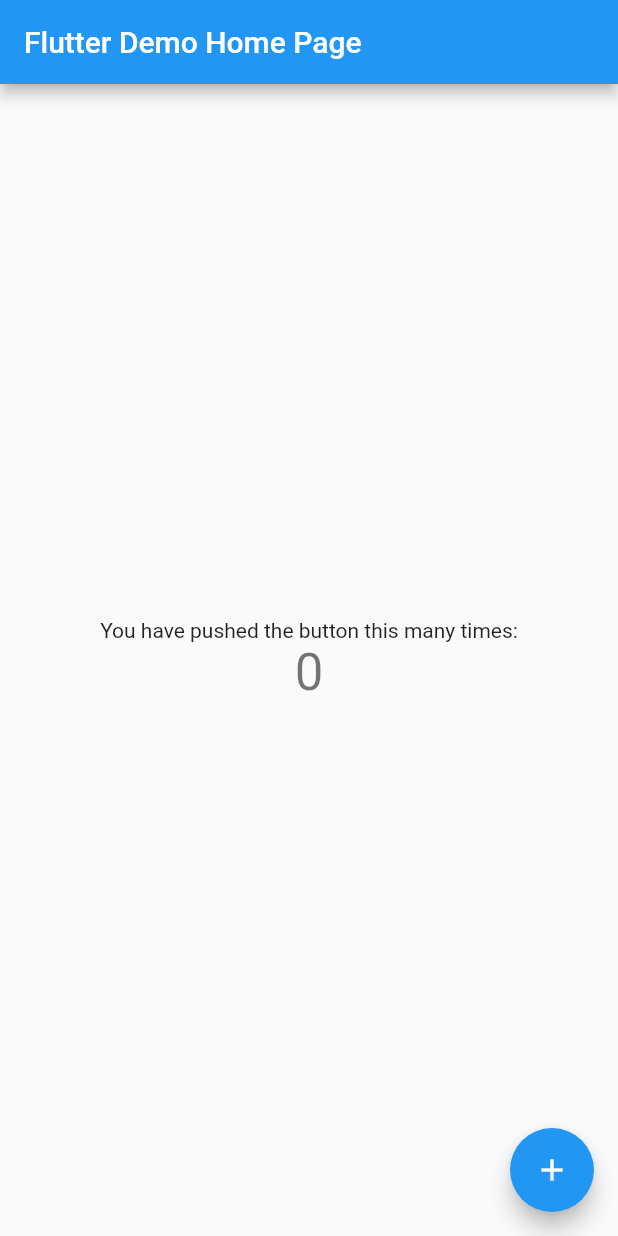
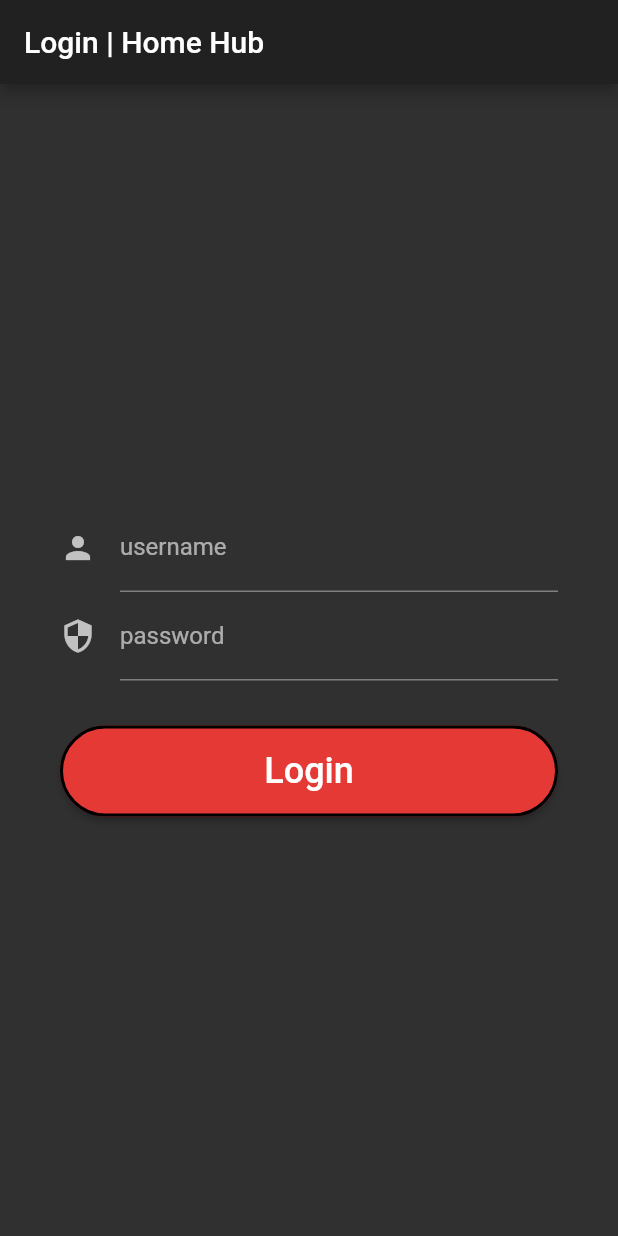
Before and after one commit to rakib06/simple_flutter_token_login_rest_api, a Flutter app: the screen it shows after launch, on a phone screen of 412 x 824 dp. Run offline on Flutter 3.47's test engine with Material 2 defaults, Android fonts, the phone set to English and light mode, and no system bars; our stand-ins replace bloc, equatable, flutter_bloc, sqflite; accounts and stored records are empty.

Commit message:
simple login with rest api done

```diff
--- /dev/null
+++ b/lib/bloc/authentication_event.dart
@@ -0,0 +1,24 @@
+part of 'authentication_bloc.dart';
+
+abstract class AuthenticationEvent extends Equatable {
+  const AuthenticationEvent();
+
+  @override
+  List<Object> get props => [];
+}
+
+class AppStarted extends AuthenticationEvent {}
+
+class LoggedIn extends AuthenticationEvent {
+  final User user;
+
+  const LoggedIn({@required this.user});
+
+  @override
+  List<Object> get props => [user];
+
+  @override
+  String toString() => 'LoggedIn { user: $user.username.toString() }';
+}
+
+class LoggedOut extends AuthenticationEvent {}
--- /dev/null
+++ b/lib/bloc/authentication_state.dart
@@ -0,0 +1,17 @@
+part of 'authentication_bloc.dart';
+
+
+abstract class AuthenticationState extends Equatable{
+
+  @override
+  List<Object> get props => [];
+
+}
+
+class AuthenticationUnintialized extends AuthenticationState{}
+
+class AuthenticationAuthenticated extends AuthenticationState{}
+
+class AuthenticationUnauthenticated extends AuthenticationState {}
+
+class AuthenticationLoading extends AuthenticationState {}
--- /dev/null
+++ b/lib/common/common.dart
@@ -0,0 +1 @@
+export './loading_indicator.dart';
--- /dev/null
+++ b/lib/login/bloc/login_bloc.dart
@@ -0,0 +1,45 @@
+import 'dart:async';
+
+import 'package:bloc/bloc.dart';
+import 'package:exam_player/bloc/authentication_bloc.dart';
+import 'package:exam_player/repository/user_repository.dart';
+import 'package:meta/meta.dart';
+import 'package:equatable/equatable.dart';
+
+part 'login_event.dart';
+part 'login_states.dart';
+
+class LoginBloc extends Bloc<LoginEvent, LoginState> {
+  final UserRepository userRepository;
+  final AuthenticationBloc authenticationBloc;
+
+  LoginBloc({
+    @required this.userRepository,
+    @required this.authenticationBloc,
+  })  : assert(userRepository != null),
+        assert(authenticationBloc != null);
+
+  @override
+  LoginState get initialState => LoginInitial();
+
+  @override
+  Stream<LoginState> mapEventToState(
+    LoginEvent event,
+  ) async* {
+    if (event is LoginButtonPressed) {
+      yield LoginInitial();
+
+      try {
+        final user = await userRepository.authenticate(
+          username: event.username,
+          password: event.password,
+        );
+
+        authenticationBloc.add(LoggedIn(user: user));
+        yield LoginInitial();
+      } catch (error) {
+        yield LoginFaliure(error: error.toString());
+      }
+    }
+  }
+}
--- /dev/null
+++ b/lib/login/bloc/login_event.dart
@@ -0,0 +1,19 @@
+part of 'login_bloc.dart';
+
+abstract class LoginEvent extends Equatable {
+  const LoginEvent();
+}
+
+class LoginButtonPressed extends LoginEvent {
+  final String username;
+  final String password;
+
+  const LoginButtonPressed({@required this.username, @required this.password});
+
+  @override
+  List<Object> get props => [username, password];
+
+  @override
+  String toString() =>
+      'LoginButtonPressed { username: $username, password: $password }';
+}
--- /dev/null
+++ b/lib/login/bloc/login_states.dart
@@ -0,0 +1,24 @@
+part of 'login_bloc.dart';
+
+abstract class LoginState extends Equatable {
+  const LoginState();
+
+  @override
+  List<Object> get props => [];
+}
+
+class LoginInitial extends LoginState {}
+
+class LoginLoading extends LoginState {}
+
+class LoginFaliure extends LoginState {
+  final String error;
+
+  const LoginFaliure({@required this.error});
+
+  @override
+  List<Object> get props => [error];
+
+  @override
+  String toString() => ' LoginFaliure { error: $error }';
+}
--- /dev/null
+++ b/lib/login/login_form.dart
@@ -0,0 +1,91 @@
+import 'package:flutter/material.dart';
+import 'package:flutter_bloc/flutter_bloc.dart';
+import 'package:exam_player/login/bloc/login_bloc.dart';
+
+class LoginForm extends StatefulWidget {
+  @override
+  State<LoginForm> createState() => _LoginFormState();
+}
+
+class _LoginFormState extends State<LoginForm> {
+  final _usernameController = TextEditingController();
+  final _passwordController = TextEditingController();
+
+  @override
+  Widget build(BuildContext context) {
+    _onLoginButtonPressed() {
+      BlocProvider.of<LoginBloc>(context).add(LoginButtonPressed(
+        username: _usernameController.text,
+        password: _passwordController.text,
+      ));
+    }
+
+    return BlocListener<LoginBloc, LoginState>(
+      listener: (context, state) {
+        if (state is LoginFaliure) {
+          Scaffold.of(context).showSnackBar(SnackBar(
+            content: Text('${state.error}'),
+            backgroundColor: Colors.red,
+          ));
+        }
+      },
+      child: BlocBuilder<LoginBloc, LoginState>(
+        builder: (context, state) {
+          return Container(
+            child: Form(
+              child: Padding(
+                padding: EdgeInsets.all(40.0),
+                child: Column(
+                  mainAxisAlignment: MainAxisAlignment.center,
+                  crossAxisAlignment: CrossAxisAlignment.center,
+                  children: <Widget>[
+                    TextFormField(
+                      decoration: InputDecoration(
+                          labelText: 'username', icon: Icon(Icons.person)),
+                      controller: _usernameController,
+                    ),
+                    TextFormField(
+                      decoration: InputDecoration(
+                          labelText: 'password', icon: Icon(Icons.security)),
+                      controller: _passwordController,
+                      obscureText: true,
+                    ),
+                    Container(
+                      width: MediaQuery.of(context).size.width * 0.85,
+                      height: MediaQuery.of(context).size.width * 0.22,
+                      child: Padding(
+                        padding: EdgeInsets.only(top: 30.0),
+                        child: RaisedButton(
+                          onPressed: state is! LoginLoading
+                              ? _onLoginButtonPressed
+                              : null,
+                          child: Text(
+                            'Login',
+                            style: TextStyle(
+                              fontSize: 24.0,
+                            ),
+                          ),
+                          shape: StadiumBorder(
+                            side: BorderSide(
+                              color: Colors.black,
+                              width: 2,
+                            ),
+                          ),
+                        ),
+                      ),
+                    ),
+                    Container(
+                      child: state is LoginLoading
+                          ? CircularProgressIndicator()
+                          : null,
+                    ),
+                  ],
+                ),
+              ),
+            ),
+          );
+        },
+      ),
+    );
+  }
+}
--- /dev/null
+++ b/lib/login/login_page.dart
@@ -0,0 +1,34 @@
+import 'package:flutter/material.dart';
+
+import 'package:flutter_bloc/flutter_bloc.dart';
+import 'package:exam_player/repository/user_repository.dart';
+
+import 'package:exam_player/bloc/authentication_bloc.dart';
+import 'package:exam_player/login/bloc/login_bloc.dart';
+import 'package:exam_player/login/login_form.dart';
+
+class LoginPage extends StatelessWidget {
+  final UserRepository userRepository;
+
+  LoginPage({Key key, @required this.userRepository})
+      : assert(userRepository != null),
+        super(key: key);
+
+  @override
+  Widget build(BuildContext context) {
+    return Scaffold(
+      appBar: AppBar(
+        title: Text('Login | Home Hub'),
+      ),
+      body: BlocProvider(
+        create: (context) {
+          return LoginBloc(
+            authenticationBloc: BlocProvider.of<AuthenticationBloc>(context),
+            userRepository: userRepository,
+          );
+        },
+        child: LoginForm(),
+      ),
+    );
+  }
+}
--- a/lib/main.dart
+++ b/lib/main.dart
@@ -1,117 +1,77 @@
 import 'package:flutter/material.dart';
 
-void main() {
-  runApp(MyApp());
+import 'package:bloc/bloc.dart';
+import 'package:flutter_bloc/flutter_bloc.dart';
+import 'package:exam_player/repository/user_repository.dart';
+
+import 'package:exam_player/bloc/authentication_bloc.dart';
+import 'package:exam_player/splash/splash.dart';
+import 'package:exam_player/login/login_page.dart';
+import 'package:exam_player/home/home_page.dart';
+import 'package:exam_player/common/common.dart';
+
+class SimpleBlocDelegate extends BlocDelegate {
+  @override
+  void onEvent(Bloc bloc, Object event) {
+    super.onEvent(bloc, event);
+    print(event);
+  }
+
+  @override
+  void onTransition(Bloc bloc, Transition transition) {
+    super.onTransition(bloc, transition);
+    print(transition);
+  }
+
+  @override
+  void onError(Bloc bloc, Object error, StackTrace stacktrace) {
+    super.onError(bloc, error, stacktrace);
+  }
 }
 
-class MyApp extends StatelessWidget {
-  // This widget is the root of your application.
+void main() {
+  BlocSupervisor.delegate = SimpleBlocDelegate();
+  final userRepository = UserRepository();
+
+  runApp(BlocProvider<AuthenticationBloc>(
+    create: (context) {
+      return AuthenticationBloc(userRepository: userRepository)
+        ..add(AppStarted());
+    },
+    child: App(userRepository: userRepository),
+  ));
+}
+
+class App extends StatelessWidget {
+  final UserRepository userRepository;
+
+  App({Key key, @required this.userRepository}) : super(key: key);
+
   @override
   Widget build(BuildContext context) {
     return MaterialApp(
-      title: 'Flutter Demo',
       theme: ThemeData(
-        // This is the theme of your application.
-        //
-        // Try running your application with "flutter run". You'll see the
-        // application has a blue toolbar. Then, without quitting the app, try
-        // changing the primarySwatch below to Colors.green and then invoke
-        // "hot reload" (press "r" in the console where you ran "flutter run",
-        // or simply save your changes to "hot reload" in a Flutter IDE).
-        // Notice that the counter didn't reset back to zero; the application
-        // is not restarted.
-        primarySwatch: Colors.blue,
-        // This makes the visual density adapt to the platform that you run
-        // the app on. For desktop platforms, the controls will be smaller and
-        // closer together (more dense) than on mobile platforms.
-        visualDensity: VisualDensity.adaptivePlatformDensity,
+        primarySwatch: Colors.red,
+        brightness: Brightness.dark,
       ),
-      home: MyHomePage(title: 'Flutter Demo Home Page'),
+      home: BlocBuilder<AuthenticationBloc, AuthenticationState>(
+        builder: (context, state) {
+          if (state is AuthenticationUnintialized) {
+            return SplashPage();
+          }
+          if (state is AuthenticationAuthenticated) {
+            return HomePage();
+          }
+          if (state is AuthenticationUnauthenticated) {
+            return LoginPage(
+              userRepository: userRepository,
+            );
+          }
+          if (state is AuthenticationLoading) {
+            return LoadingIndicator();
+          }
+        },
+      ),
     );
   }
 }
-
-class MyHomePage extends StatefulWidget {
-  MyHomePage({Key key, this.title}) : super(key: key);
-
-  // This widget is the home page of your application. It is stateful, meaning
-  // that it has a State object (defined below) that contains fields that affect
-  // how it looks.
-
-  // This class is the configuration for the state. It holds the values (in this
-  // case the title) provided by the parent (in this case the App widget) and
-  // used by the build method of the State. Fields in a Widget subclass are
-  // always marked "final".
-
-  final String title;
-
-  @override
-  _MyHomePageState createState() => _MyHomePageState();
-}
-
-class _MyHomePageState extends State<MyHomePage> {
-  int _counter = 0;
-
-  void _incrementCounter() {
-    setState(() {
-      // This call to setState tells the Flutter framework that something has
-      // changed in this State, which causes it to rerun the build method below
-      // so that the display can reflect the updated values. If we changed
-      // _counter without calling setState(), then the build method would not be
-      // called again, and so nothing would appear to happen.
-      _counter++;
-    });
-  }
-
-  @override
-  Widget build(BuildContext context) {
-    // This method is rerun every time setState is called, for instance as done
-    // by the _incrementCounter method above.
-    //
-    // The Flutter framework has been optimized to make rerunning build methods
-    // fast, so that you can just rebuild anything that needs updating rather
-    // than having to individually change instances of widgets.
-    return Scaffold(
-      appBar: AppBar(
-        // Here we take the value from the MyHomePage object that was created by
-        // the App.build method, and use it to set our appbar title.
-        title: Text(widget.title),
-      ),
-      body: Center(
-        // Center is a layout widget. It takes a single child and positions it
-        // in the middle of the parent.
-        child: Column(
-          // Column is also a layout widget. It takes a list of children and
-          // arranges them vertically. By default, it sizes itself to fit its
-          // children horizontally, and tries to be as tall as its parent.
-          //
-          // Invoke "debug painting" (press "p" in the console, choose the
-          // "Toggle Debug Paint" action from the Flutter Inspector in Android
-          // Studio, or the "Toggle Debug Paint" command in Visual Studio Code)
-          // to see the wireframe for each widget.
-          //
-          // Column has various properties to control how it sizes itself and
-          // how it positions its children. Here we use mainAxisAlignment to
-          // center the children vertically; the main axis here is the vertical
-          // axis because Columns are vertical (the cross axis would be
-          // horizontal).
-          mainAxisAlignment: MainAxisAlignment.center,
-          children: <Widget>[
-            Text(
-              'You have pushed the button this many times:',
-            ),
-            Text(
-              '$_counter',
-              style: Theme.of(context).textTheme.headline4,
-            ),
-          ],
-        ),
-      ),
-      floatingActionButton: FloatingActionButton(
-        onPressed: _incrementCounter,
-        tooltip: 'Increment',
-        child: Icon(Icons.add),
-      ), // This trailing comma makes auto-formatting nicer for build methods.
-    );
-  }
-}
--- /dev/null
+++ b/lib/repository/user_repository.dart
@@ -0,0 +1,38 @@
+import 'dart:async';
+import 'package:exam_player/model/user_model.dart';
+import 'package:meta/meta.dart';
+import 'package:exam_player/model/api_model.dart';
+import 'package:exam_player/api_connection/api_connection.dart';
+import 'package:exam_player/dao/user_dao.dart';
+
+class UserRepository {
+  final userDao = UserDao();
+
+  Future<User> authenticate({
+    @required String username,
+    @required String password,
+  }) async {
+    UserLogin userLogin = UserLogin(username: username, password: password);
+    Token token = await getToken(userLogin);
+    User user = User(
+      id: 0,
+      username: username,
+      token: token.token,
+    );
+    return user;
+  }
+
+  Future<void> persistToken({@required User user}) async {
+    // write token with the user to the database
+    await userDao.createUser(user);
+  }
+
+  Future<void> deleteToken({@required int id}) async {
+    await userDao.deleteUser(id);
+  }
+
+  Future<bool> hasToken() async {
+    bool result = await userDao.checkUser(0);
+    return result;
+  }
+}
--- /dev/null
+++ b/lib/splash/splash.dart
@@ -0,0 +1 @@
+export 'splash_page.dart';
```
Also changed, not shown: lib/api_connection/api_connection.dart (+9 -3 lines), lib/bloc/authentication_bloc.dart (added, +52 -0 lines), lib/common/loading_indicator.dart (added, +8 -0 lines), lib/dao/user_dao.dart (added, +34 -0 lines), lib/home/home_page.dart (added, +56 -0 lines), lib/splash/splash_page.dart (added, +12 -0 lines), 1 other file.
